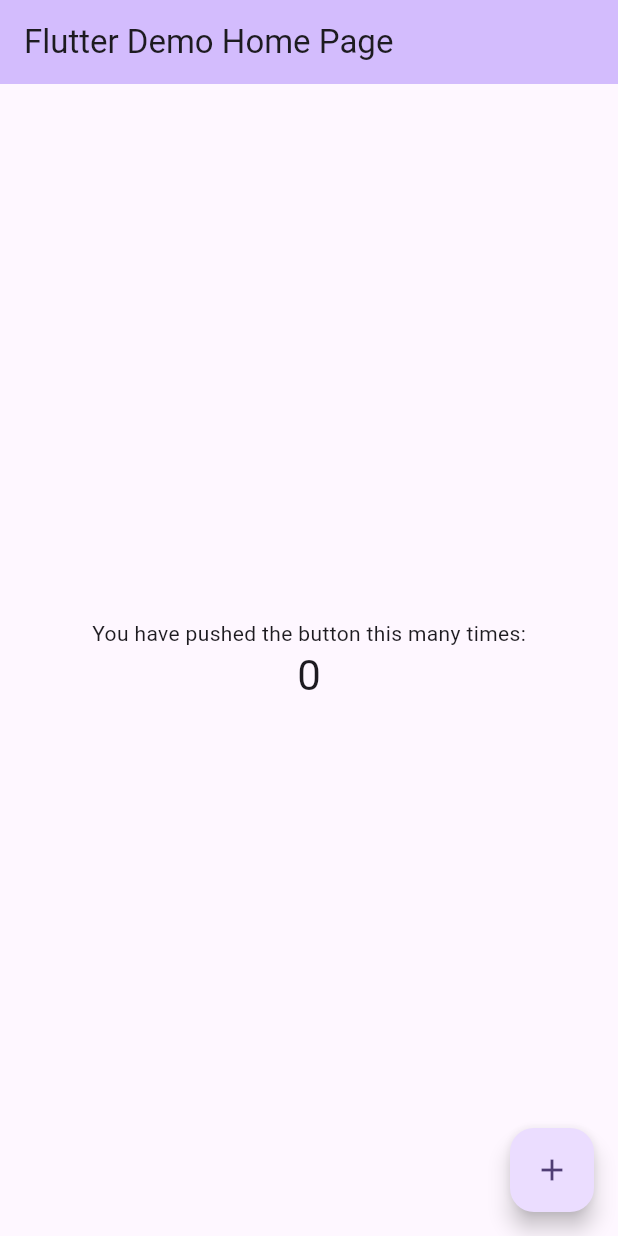
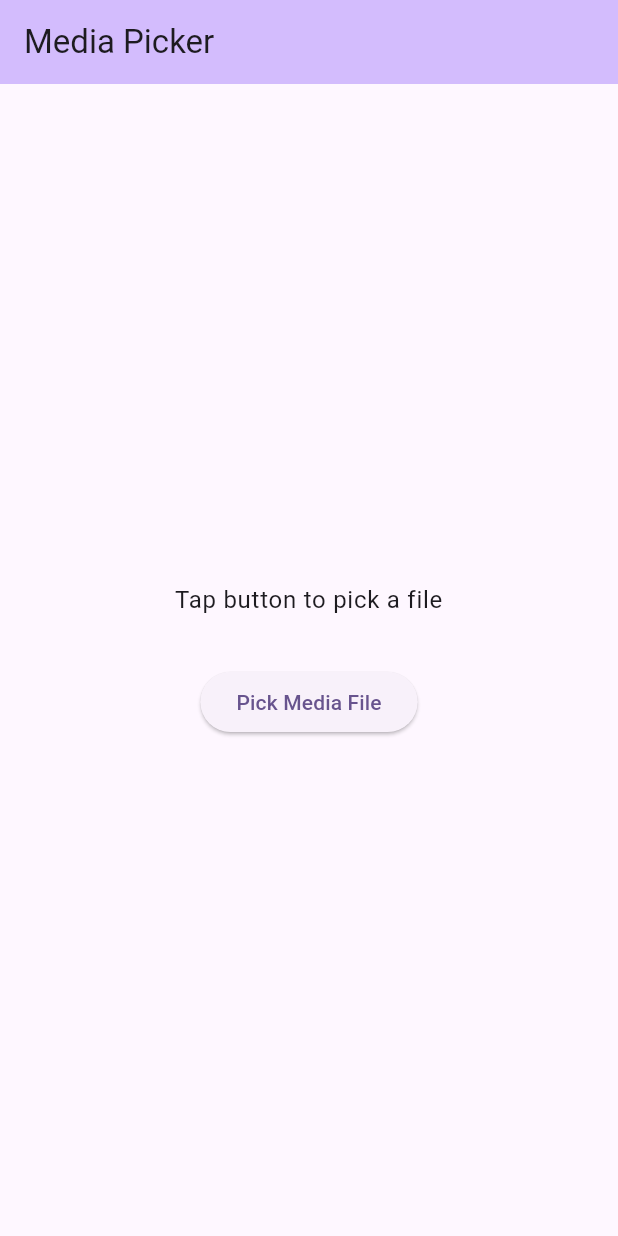
Before and after one commit to AiExpert1985/multimedia_picker, a Flutter app: the screen it shows after launch, on a phone screen of 412 x 824 dp. Run offline on Flutter 3.47's test engine with Material 3 defaults, Android fonts, the phone set to English and light mode, and no system bars; our stand-ins replace file_picker, flutter_riverpod, go_router.

Commit message:
Task: Implement Multimedia Picker with File Relocation

```diff
--- /dev/null
+++ b/lib/features/picker/ui/picker_screen.dart
@@ -0,0 +1,101 @@
+import 'package:flutter/material.dart';
+import 'package:flutter_riverpod/flutter_riverpod.dart';
+
+import '../providers/picker_provider.dart';
+import 'widgets/delete_confirmation_dialog.dart';
+
+/// Minimal picker screen with button and status text
+class PickerScreen extends ConsumerWidget {
+  const PickerScreen({super.key});
+
+  @override
+  Widget build(BuildContext context, WidgetRef ref) {
+    final pickerState = ref.watch(pickerProvider);
+
+    return Scaffold(
+      appBar: AppBar(
+        title: const Text('Media Picker'),
+        backgroundColor: Theme.of(context).colorScheme.inversePrimary,
+      ),
+      body: Center(
+        child: Padding(
+          padding: const EdgeInsets.all(24.0),
+          child: Column(
+            mainAxisAlignment: MainAxisAlignment.center,
+            children: [
+              // Status text
+              Text(
+                pickerState.statusMessage,
+                textAlign: TextAlign.center,
+                style: Theme.of(context).textTheme.bodyLarge,
+              ),
+              const SizedBox(height: 32),
+
+              // Pick file button
+              ElevatedButton(
+                onPressed: pickerState.isLoading
+                    ? null
+                    : () => _handlePickFile(context, ref),
+                child: pickerState.isLoading
+                    ? const SizedBox(
+                        width: 20,
+                        height: 20,
+                        child: CircularProgressIndicator(strokeWidth: 2),
+                      )
+                    : const Text('Pick Media File'),
+              ),
+            ],
+          ),
+        ),
+      ),
+    );
+  }
+
+  Future<void> _handlePickFile(BuildContext context, WidgetRef ref) async {
+    final notifier = ref.read(pickerProvider.notifier);
+
+    // Step 1: Pick the file
+    await notifier.pickMedia();
+
+    final state = ref.read(pickerProvider);
+    if (state.pickedFilePath == null) {
+      return; // User cancelled or error occurred
+    }
+
+    // Step 2: Copy to storage
+    final copySuccess = await notifier.copyToStorage();
+    if (!copySuccess) {
+      return; // Copy failed
+    }
+
+    // Step 3: Show confirmation dialog for deletion
+    if (!context.mounted) return;
+
+    final shouldDelete = await showDialog<bool>(
+      context: context,
+      builder: (context) => const DeleteConfirmationDialog(),
+    );
+
+    if (shouldDelete == true) {
+      // Step 4: Delete original file
+      final deleteSuccess = await notifier.deleteOriginal();
+
+      if (!deleteSuccess && context.mounted) {
+        // Show snackbar on deletion failure (per contract)
+        ScaffoldMessenger.of(context).showSnackBar(
+          const SnackBar(
+            content: Text('Failed to delete original file'),
+            backgroundColor: Colors.orange,
+          ),
+        );
+      }
+    } else {
+      // User declined deletion
+      if (context.mounted) {
+        ScaffoldMessenger.of(
+          context,
+        ).showSnackBar(const SnackBar(content: Text('Original file kept')));
+      }
+    }
+  }
+}
--- a/lib/main.dart
+++ b/lib/main.dart
@@ -1,122 +1,24 @@
 import 'package:flutter/material.dart';
+import 'package:flutter_riverpod/flutter_riverpod.dart';
+
+import 'router.dart';
 
 void main() {
-  runApp(const MyApp());
+  runApp(const ProviderScope(child: MyApp()));
 }
 
 class MyApp extends StatelessWidget {
   const MyApp({super.key});
 
-  // This widget is the root of your application.
   @override
   Widget build(BuildContext context) {
-    return MaterialApp(
-      title: 'Flutter Demo',
+    return MaterialApp.router(
+      title: 'Media Picker',
       theme: ThemeData(
-        // This is the theme of your application.
-        //
-        // TRY THIS: Try running your application with "flutter run". You'll see
-        // the application has a purple toolbar. Then, without quitting the app,
-        // try changing the seedColor in the colorScheme below to Colors.green
-        // and then invoke "hot reload" (save your changes or press the "hot
-        // reload" button in a Flutter-supported IDE, or press "r" if you used
-        // the command line to start the app).
-        //
-        // Notice that the counter didn't reset back to zero; the application
-        // state is not lost during the reload. To reset the state, use hot
-        // restart instead.
-        //
-        // This works for code too, not just values: Most code changes can be
-        // tested with just a hot reload.
-        colorScheme: .fromSeed(seedColor: Colors.deepPurple),
+        colorScheme: ColorScheme.fromSeed(seedColor: Colors.deepPurple),
+        useMaterial3: true,
       ),
-      home: const MyHomePage(title: 'Flutter Demo Home Page'),
+      routerConfig: router,
     );
   }
 }
-
-class MyHomePage extends StatefulWidget {
-  const MyHomePage({super.key, required this.title});
-
-  // This widget is the home page of your application. It is stateful, meaning
-  // that it has a State object (defined below) that contains fields that affect
-  // how it looks.
-
-  // This class is the configuration for the state. It holds the values (in this
-  // case the title) provided by the parent (in this case the App widget) and
-  // used by the build method of the State. Fields in a Widget subclass are
-  // always marked "final".
-
-  final String title;
-
-  @override
-  State<MyHomePage> createState() => _MyHomePageState();
-}
-
-class _MyHomePageState extends State<MyHomePage> {
-  int _counter = 0;
-
-  void _incrementCounter() {
-    setState(() {
-      // This call to setState tells the Flutter framework that something has
-      // changed in this State, which causes it to rerun the build method below
-      // so that the display can reflect the updated values. If we changed
-      // _counter without calling setState(), then the build method would not be
-      // called again, and so nothing would appear to happen.
-      _counter++;
-    });
-  }
-
-  @override
-  Widget build(BuildContext context) {
-    // This method is rerun every time setState is called, for instance as done
-    // by the _incrementCounter method above.
-    //
-    // The Flutter framework has been optimized to make rerunning build methods
-    // fast, so that you can just rebuild anything that needs updating rather
-    // than having to individually change instances of widgets.
-    return Scaffold(
-      appBar: AppBar(
-        // TRY THIS: Try changing the color here to a specific color (to
-        // Colors.amber, perhaps?) and trigger a hot reload to see the AppBar
-        // change color while the other colors stay the same.
-        backgroundColor: Theme.of(context).colorScheme.inversePrimary,
-        // Here we take the value from the MyHomePage object that was created by
-        // the App.build method, and use it to set our appbar title.
-        title: Text(widget.title),
-      ),
-      body: Center(
-        // Center is a layout widget. It takes a single child and positions it
-        // in the middle of the parent.
-        child: Column(
-          // Column is also a layout widget. It takes a list of children and
-          // arranges them vertically. By default, it sizes itself to fit its
-          // children horizontally, and tries to be as tall as its parent.
-          //
-          // Column has various properties to control how it sizes itself and
-          // how it positions its children. Here we use mainAxisAlignment to
-          // center the children vertically; the main axis here is the vertical
-          // axis because Columns are vertical (the cross axis would be
-          // horizontal).
-          //
-          // TRY THIS: Invoke "debug painting" (choose the "Toggle Debug Paint"
-          // action in the IDE, or press "p" in the console), to see the
-          // wireframe for each widget.
-          mainAxisAlignment: .center,
-          children: [
-            const Text('You have pushed the button this many times:'),
-            Text(
-              '$_counter',
-              style: Theme.of(context).textTheme.headlineMedium,
-            ),
-          ],
-        ),
-      ),
-      floatingActionButton: FloatingActionButton(
-        onPressed: _incrementCounter,
-        tooltip: 'Increment',
-        child: const Icon(Icons.add),
-      ),
-    );
-  }
-}
--- /dev/null
+++ b/lib/router.dart
@@ -0,0 +1,11 @@
+import 'package:go_router/go_router.dart';
+
+import 'features/picker/ui/picker_screen.dart';
+
+/// GoRouter configuration for the app
+final router = GoRouter(
+  initialLocation: '/',
+  routes: [
+    GoRoute(path: '/', builder: (context, state) => const PickerScreen()),
+  ],
+);
```
Also changed, not shown: lib/core/services/file_service.dart (added, +88 -0 lines), lib/features/picker/providers/picker_provider.dart (added, +172 -0 lines), lib/features/picker/ui/widgets/delete_confirmation_dialog.dart (added, +28 -0 lines), pubspec.yaml (+12 -0 lines), pubspec.lock, 5 other files.
